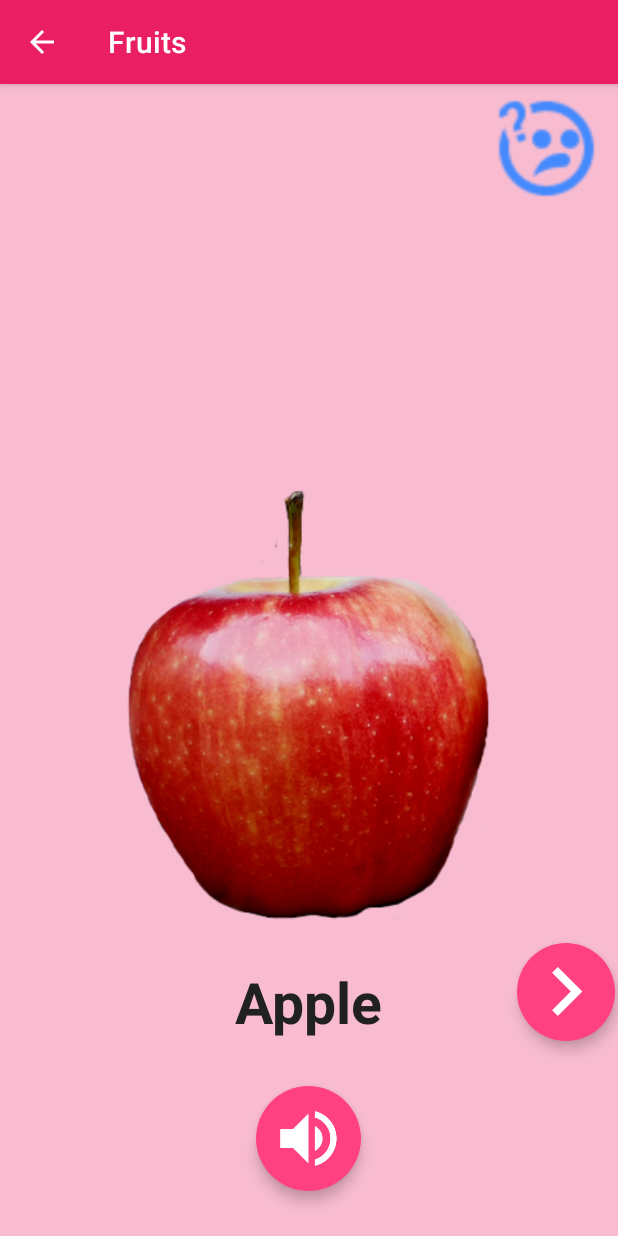
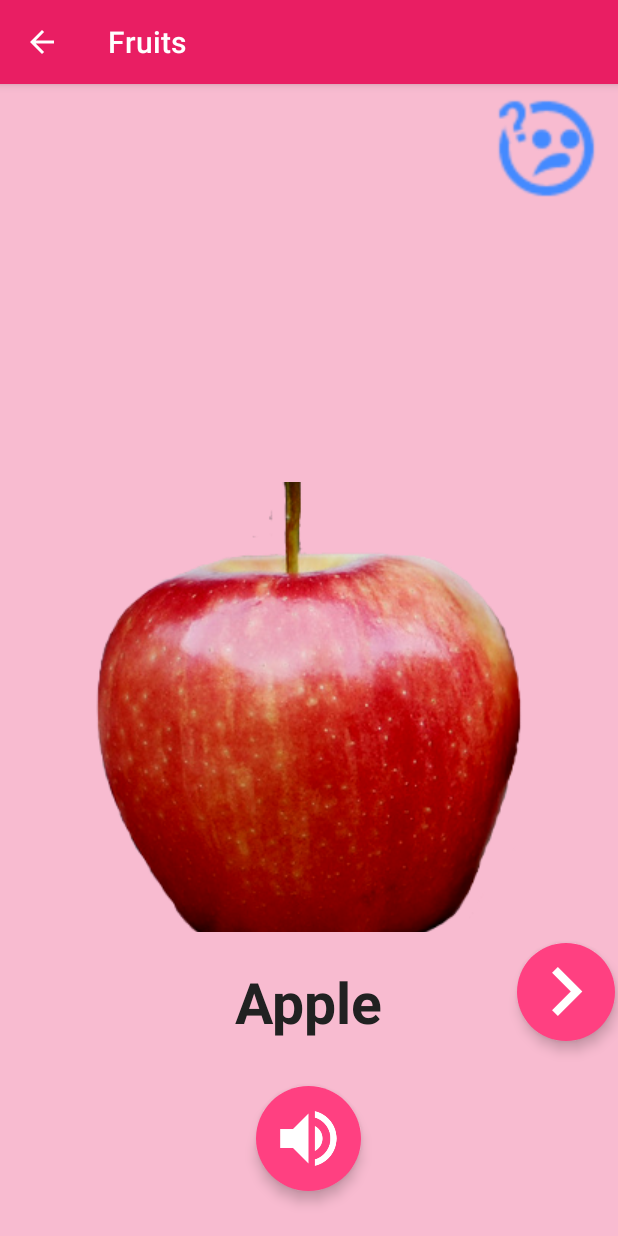
Before and after one commit to Tho391/E-Learning-2, an Android app: the screen it shows after launch (ThingsActivity), after a tap on "Fruits", on a phone screen of 412 x 824 dp. Run offline under Robolectric (Android 15) with nearby library versions, the phone set to English and light mode, and no system bars; libraries missing offline, so code that uses them is left out: pub.devrel.easypermissions; 1 statement that could not run was skipped; 1 other tap on this screen came first.

Commit message:
fix null sub menu of quiz

```diff
--- a/app/build.gradle
+++ b/app/build.gradle
@@ -10,7 +10,7 @@ android {
     }
     defaultConfig {
         applicationId "com.example.dardan.elearning"
-        minSdkVersion 26
+        minSdkVersion 21
         targetSdkVersion 28
         versionCode 1
         versionName "1.0"
@@ -45,7 +45,7 @@ dependencies {
     implementation 'com.google.code.gson:gson:2.8.5'
 
     // https://mvnrepository.com/artifact/org.apache.commons/commons-lang3
-    implementation group: 'org.apache.commons', name: 'commons-lang3', version: '3.9'
+    //implementation group: 'org.apache.commons', name: 'commons-lang3', version: '3.9'
     implementation 'com.android.support:design:28.0.0'
 
 }
--- a/app/src/main/AndroidManifest.xml
+++ b/app/src/main/AndroidManifest.xml
@@ -19,7 +19,6 @@
             android:screenOrientation="portrait">
             <intent-filter>
                 <action android:name="android.intent.action.MAIN" />
-
                 <category android:name="android.intent.category.LAUNCHER" />
             </intent-filter>
         </activity>
--- a/app/src/main/java/com/example/dardan/elearning/CategoriesActivity.java
+++ b/app/src/main/java/com/example/dardan/elearning/CategoriesActivity.java
@@ -99,6 +99,7 @@ public class CategoriesActivity extends AppCompatActivity implements AdapterView
     protected void onStart() {
         super.onStart();
         updateCategory();
+        invalidateOptionsMenu();
     }
 
     @Override
@@ -107,7 +108,7 @@ public class CategoriesActivity extends AppCompatActivity implements AdapterView
         //hàm này là update high score cho mỗi category
         //updateHighscores();
         updateCategory();
-
+        invalidateOptionsMenu();
     }
 
     private void updateCategory() {
@@ -120,6 +121,13 @@ public class CategoriesActivity extends AppCompatActivity implements AdapterView
                 categories = list;
             adapter.notifyDataSetChanged();
         }
+    }
+
+    @Override
+    public boolean onPrepareOptionsMenu(Menu menu) {
+
+
+        return super.onPrepareOptionsMenu(menu);
     }
 
     @Override
@@ -164,7 +172,7 @@ public class CategoriesActivity extends AppCompatActivity implements AdapterView
                     }
                 }.execute();
             }
-        } else
+        } else {
             for (Category c : categories) {
                 if (item.getItemId() == c.getId()) {
                     intent.putExtra("position", categories.indexOf(c));
@@ -172,6 +180,7 @@ public class CategoriesActivity extends AppCompatActivity implements AdapterView
                     return true;
                 }
             }
+        }
 
 
         //lấy title của menu => id của category => truyền sang activity quiz
--- a/app/src/main/java/com/example/dardan/elearning/MySQLiteHelper.java
+++ b/app/src/main/java/com/example/dardan/elearning/MySQLiteHelper.java
@@ -16,7 +16,7 @@ public class MySQLiteHelper extends SQLiteOpenHelper {
 
     //region database sqlite
     //database
-    private static final String DATABASE_NAME = "e_learning.db";
+    private static final String DATABASE_NAME = "e_learning_app.db";
     private static final int DATABASE_VERSION = 1;
     //common column
     private static final String COLUMN_ID = "_id";
@@ -223,6 +223,7 @@ public class MySQLiteHelper extends SQLiteOpenHelper {
             category.setId(cursor.getInt(0));
             category.setTitle(cursor.getString(1));
             category.setImagePath(cursor.getString(2));
+            //category.setImagePath(cursor.getBlob(2));
             category.setHighScore(cursor.getInt(3));
             category.setColor(cursor.getInt(4));
             category.setTheme(cursor.getInt(5));
--- a/app/src/main/res/layout/activity_add_category.xml
+++ b/app/src/main/res/layout/activity_add_category.xml
@@ -17,7 +17,7 @@
         android:layout_marginBottom="15dp"
         android:background="@drawable/background_title"
         android:padding="20dp"
-        android:scaleType="centerInside"
+        android:scaleType="centerCrop"
         android:src="@drawable/add_image" />
 
     <EditText
--- a/app/src/main/res/layout/activity_add_things.xml
+++ b/app/src/main/res/layout/activity_add_things.xml
@@ -16,7 +16,7 @@
         android:layout_marginBottom="15dp"
         android:background="@drawable/background_title"
         android:padding="20dp"
-        android:scaleType="centerInside"
+        android:scaleType="centerCrop"
         android:src="@drawable/add_image" />
 
     <EditText
@@ -113,7 +113,7 @@
         android:textStyle="bold" />
     <TextView
         android:id="@+id/total_object"
-        android:text="Total"
+        android:text="Total: 0"
         android:padding="15dp"
         android:textSize="20sp"
         android:textStyle="bold"
--- a/app/src/main/res/layout/activity_quiz.xml
+++ b/app/src/main/res/layout/activity_quiz.xml
@@ -18,12 +18,12 @@
         android:id="@+id/quizImage"
         android:layout_width="300dp"
         android:layout_height="300dp"
-        android:padding="10dp"
         android:layout_above="@+id/cautl"
         android:layout_centerHorizontal="true"
         android:layout_marginBottom="50dp"
         android:background="@color/primary_light"
-        android:scaleType="centerInside"
+        android:padding="10dp"
+        android:scaleType="centerCrop"
         android:src="@drawable/cherry" />
 
     <TextView
--- a/app/src/main/res/layout/activity_things.xml
+++ b/app/src/main/res/layout/activity_things.xml
@@ -17,7 +17,7 @@
         android:layout_marginBottom="5dp"
         android:padding="5dp"
         android:background="@color/primary_light"
-        android:scaleType="centerInside"
+        android:scaleType="centerCrop"
         android:src="@drawable/orange" />
 
     <TextView
```
Also changed, not shown: app/src/main/java/com/example/dardan/elearning/AddCategoryActivity.java (+4 -7 lines), app/src/main/java/com/example/dardan/elearning/AddThingsActivity.java (+47 -11 lines), app/src/main/java/com/example/dardan/elearning/Category.java (+12 -0 lines), app/src/main/java/com/example/dardan/elearning/Thing.java (+14 -2 lines), 2 other files.
